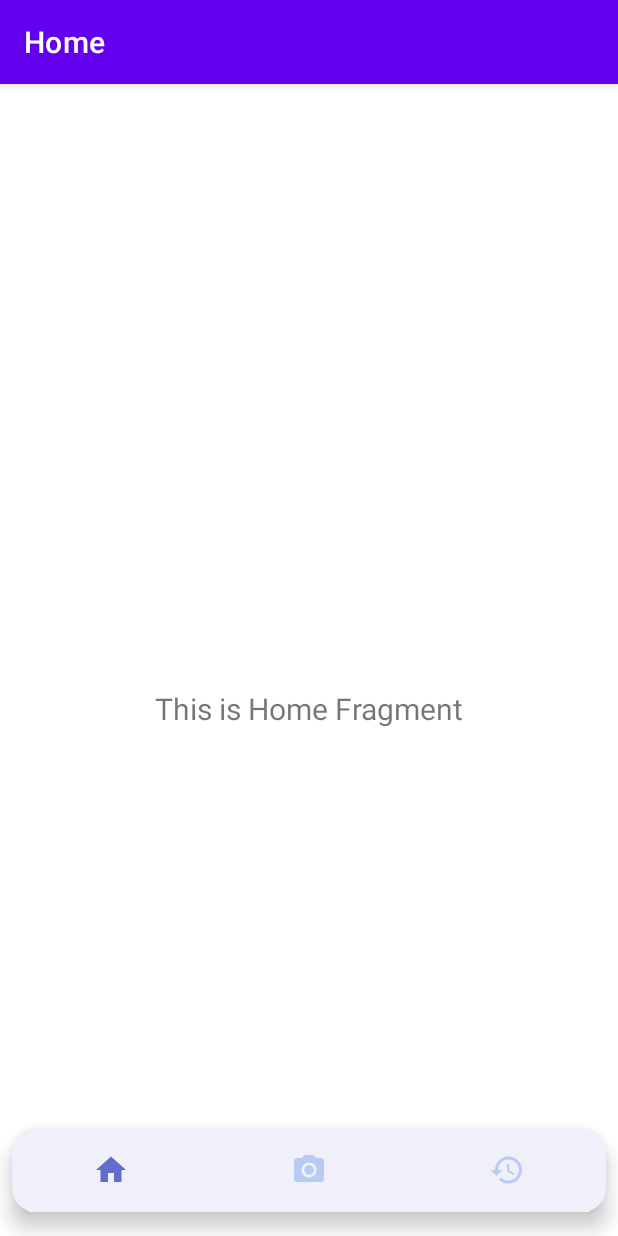
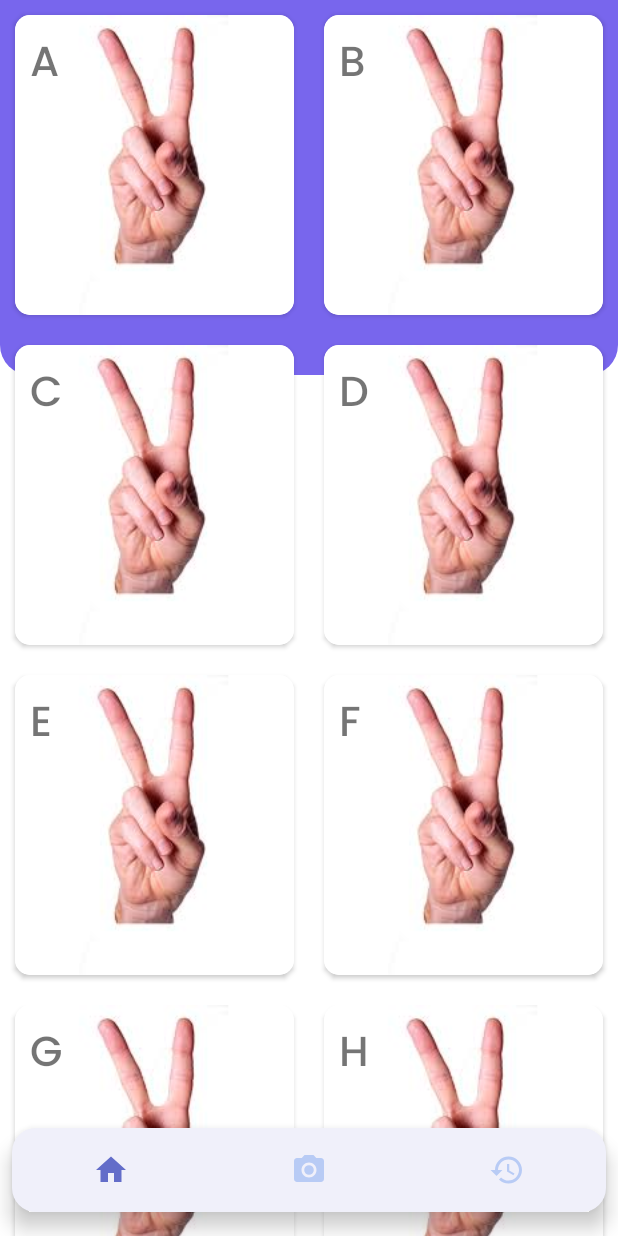
Before and after one commit to WenzelArifiandi/kestrel, an Android app: the screen it shows after launch (MainActivity), on a phone screen of 412 x 824 dp. Run offline under Robolectric (Android 15) with nearby library versions, the phone set to English and light mode, and no system bars; our stand-ins replace navigation-ui; Roboto replaces fonts that are not available here.

Commit message:
Add user interface design for home page

```diff
--- a/android/app/build.gradle
+++ b/android/app/build.gradle
@@ -1,6 +1,8 @@
 plugins {
     id 'com.android.application'
     id 'kotlin-android'
+    id 'kotlin-parcelize'
+    id 'kotlin-kapt'
 }
 
 android {
@@ -60,5 +62,8 @@ dependencies {
     implementation 'org.tensorflow:tensorflow-lite:2.4.0'
     implementation 'org.tensorflow:tensorflow-lite-gpu:2.3.0'
     implementation 'org.tensorflow:tensorflow-lite-support:0.2.0'
+    implementation "androidx.recyclerview:recyclerview:1.2.0"
     implementation "com.github.bumptech.glide:glide:4.12.0"
+    implementation "androidx.room:room-runtime:2.3.0"
+    kapt "androidx.room:room-compiler:2.3.0"
 }
--- a/android/app/src/main/java/com/capstone/bangkit/kestrel/ui/MainActivity.kt
+++ b/android/app/src/main/java/com/capstone/bangkit/kestrel/ui/MainActivity.kt
@@ -24,5 +24,6 @@ class MainActivity : AppCompatActivity() {
         ))
         setupActionBarWithNavController(navController, appBarConfiguration)
         navView.setupWithNavController(navController)
+        supportActionBar?.hide()
     }
 }
--- a/android/app/src/main/java/com/capstone/bangkit/kestrel/ui/history/HistoryFragment.kt
+++ b/android/app/src/main/java/com/capstone/bangkit/kestrel/ui/history/HistoryFragment.kt
@@ -4,28 +4,16 @@ import android.os.Bundle
 import android.view.LayoutInflater
 import android.view.View
 import android.view.ViewGroup
-import android.widget.TextView
 import androidx.fragment.app.Fragment
-import androidx.lifecycle.Observer
-import androidx.lifecycle.ViewModelProvider
 import com.capstone.bangkit.kestrel.R
 
 class HistoryFragment : Fragment() {
-
-    private lateinit var historyViewModel: HistoryViewModel
 
     override fun onCreateView(
         inflater: LayoutInflater,
         container: ViewGroup?,
         savedInstanceState: Bundle?
     ): View? {
-        historyViewModel =
-            ViewModelProvider(this).get(HistoryViewModel::class.java)
-        val root = inflater.inflate(R.layout.fragment_history, container, false)
-        val textView: TextView = root.findViewById(R.id.text_notifications)
-        historyViewModel.text.observe(viewLifecycleOwner, Observer {
-            textView.text = it
-        })
-        return root
+        return inflater.inflate(R.layout.fragment_history, container, false)
     }
 }
--- a/android/app/src/main/java/com/capstone/bangkit/kestrel/ui/history/HistoryViewModel.kt
+++ /dev/null
@@ -1,13 +0,0 @@
-package com.capstone.bangkit.kestrel.ui.history
-
-import androidx.lifecycle.LiveData
-import androidx.lifecycle.MutableLiveData
-import androidx.lifecycle.ViewModel
-
-class HistoryViewModel : ViewModel() {
-
-    private val _text = MutableLiveData<String>().apply {
-        value = "This is History Fragment"
-    }
-    val text: LiveData<String> = _text
-}
--- /dev/null
+++ b/android/app/src/main/java/com/capstone/bangkit/kestrel/ui/home/Alphabet.kt
@@ -0,0 +1,10 @@
+package com.capstone.bangkit.kestrel.ui.home
+
+import android.os.Parcelable
+import kotlinx.parcelize.Parcelize
+
+@Parcelize
+data class Alphabet(
+    var name: String? = null,
+    var image: Int = 0
+) : Parcelable
--- /dev/null
+++ b/android/app/src/main/java/com/capstone/bangkit/kestrel/ui/home/AlphabetAdapter.kt
@@ -0,0 +1,34 @@
+package com.capstone.bangkit.kestrel.ui.home
+
+import android.view.LayoutInflater
+import android.view.ViewGroup
+import androidx.recyclerview.widget.RecyclerView
+import com.bumptech.glide.Glide
+import com.bumptech.glide.request.RequestOptions
+import com.capstone.bangkit.kestrel.databinding.ItemRowAlphaBinding
+
+class AlphabetAdapter(private val listAlpha : ArrayList<Alphabet>): RecyclerView.Adapter<AlphabetAdapter.ListViewHolder>() {
+    override fun onCreateViewHolder(parent: ViewGroup, viewType: Int): ListViewHolder {
+        val binding = ItemRowAlphaBinding.inflate(LayoutInflater.from(parent.context), parent, false)
+        return ListViewHolder(binding)
+    }
+
+    override fun onBindViewHolder(holder: ListViewHolder, position: Int) {
+        holder.bind(listAlpha[position])
+    }
+
+    override fun getItemCount(): Int = listAlpha.size
+
+    inner class ListViewHolder(private val binding: ItemRowAlphaBinding): RecyclerView.ViewHolder(binding.root) {
+        fun bind(alphabet: Alphabet) {
+            with(binding) {
+                Glide.with(itemView.context)
+                    .load(alphabet.image)
+                    .apply(RequestOptions())
+                    .into(imgItemAlpha)
+
+                tvItemName.text = alphabet.name
+            }
+        }
+    }
+}
--- /dev/null
+++ b/android/app/src/main/java/com/capstone/bangkit/kestrel/ui/home/AlphabetData.kt
@@ -0,0 +1,77 @@
+package com.capstone.bangkit.kestrel.ui.home
+
+import com.capstone.bangkit.kestrel.R
+
+object AlphabetData {
+    private val alphabetNames =
+        arrayOf(
+            "A",
+            "B",
+            "C",
+            "D",
+            "E",
+            "F",
+            "G",
+            "H",
+            "I",
+            "J",
+            "K",
+            "L",
+            "M",
+            "N",
+            "O",
+            "P",
+            "Q",
+            "R",
+            "S",
+            "T",
+            "U",
+            "V",
+            "W",
+            "X",
+            "Y",
+            "Z"
+        )
+
+    private val alphabetImages = intArrayOf(
+        R.drawable.v_alpha,
+        R.drawable.v_alpha,
+        R.drawable.v_alpha,
+        R.drawable.v_alpha,
+        R.drawable.v_alpha,
+        R.drawable.v_alpha,
+        R.drawable.v_alpha,
+        R.drawable.v_alpha,
+        R.drawable.v_alpha,
+        R.drawable.v_alpha,
+        R.drawable.v_alpha,
+        R.drawable.v_alpha,
+        R.drawable.v_alpha,
+        R.drawable.v_alpha,
+        R.drawable.v_alpha,
+        R.drawable.v_alpha,
+        R.drawable.v_alpha,
+        R.drawable.v_alpha,
+        R.drawable.v_alpha,
+        R.drawable.v_alpha,
+        R.drawable.v_alpha,
+        R.drawable.v_alpha,
+        R.drawable.v_alpha,
+        R.drawable.v_alpha,
+        R.drawable.v_alpha,
+        R.drawable.v_alpha,
+    )
+
+    val listData: ArrayList<Alphabet>
+        get() {
+            val list = arrayListOf<Alphabet>()
+            for (position in alphabetNames.indices) {
+                val alphabet = Alphabet()
+                alphabet.name = alphabetNames[position]
+                alphabet.image = alphabetImages[position]
+                list.add(alphabet)
+
+            }
+            return list
+        }
+}
--- a/android/app/src/main/java/com/capstone/bangkit/kestrel/ui/home/HomeFragment.kt
+++ b/android/app/src/main/java/com/capstone/bangkit/kestrel/ui/home/HomeFragment.kt
@@ -4,28 +4,40 @@ import android.os.Bundle
 import android.view.LayoutInflater
 import android.view.View
 import android.view.ViewGroup
-import android.widget.TextView
 import androidx.fragment.app.Fragment
-import androidx.lifecycle.Observer
-import androidx.lifecycle.ViewModelProvider
-import com.capstone.bangkit.kestrel.R
+import androidx.recyclerview.widget.GridLayoutManager
+import com.capstone.bangkit.kestrel.databinding.FragmentHomeBinding
 
 class HomeFragment : Fragment() {
 
-    private lateinit var homeViewModel: HomeViewModel
+    private var _binding: FragmentHomeBinding? = null
+    private val binding get() = _binding!!
+
+    private val list: ArrayList<Alphabet> = arrayListOf()
 
     override fun onCreateView(
         inflater: LayoutInflater,
         container: ViewGroup?,
         savedInstanceState: Bundle?
-    ): View? {
-        homeViewModel =
-            ViewModelProvider(this).get(HomeViewModel::class.java)
-        val root = inflater.inflate(R.layout.fragment_home, container, false)
-        val textView: TextView = root.findViewById(R.id.text_home)
-        homeViewModel.text.observe(viewLifecycleOwner, Observer {
-            textView.text = it
-        })
-        return root
+    ): View {
+        _binding = FragmentHomeBinding.inflate(inflater, container, false)
+        return binding.root
+    }
+
+    override fun onViewCreated(view: View, savedInstanceState: Bundle?) {
+        super.onViewCreated(view, savedInstanceState)
+        list.addAll(AlphabetData.listData)
+        showRecycleView()
+    }
+
+    private fun showRecycleView() {
+        binding.rvAlphabet.layoutManager = GridLayoutManager(context, 2)
+        val listAlphabet = AlphabetAdapter(list)
+        binding.rvAlphabet.adapter = listAlphabet
+    }
+
+    override fun onDestroy() {
+        super.onDestroy()
+        _binding = null
     }
 }
--- a/android/app/src/main/java/com/capstone/bangkit/kestrel/ui/home/HomeViewModel.kt
+++ /dev/null
@@ -1,13 +0,0 @@
-package com.capstone.bangkit.kestrel.ui.home
-
-import androidx.lifecycle.LiveData
-import androidx.lifecycle.MutableLiveData
-import androidx.lifecycle.ViewModel
-
-class HomeViewModel : ViewModel() {
-
-    private val _text = MutableLiveData<String>().apply {
-        value = "This is Home Fragment"
-    }
-    val text: LiveData<String> = _text
-}
--- a/android/app/src/main/java/com/capstone/bangkit/kestrel/ui/photo/PhotoFragment.kt
+++ b/android/app/src/main/java/com/capstone/bangkit/kestrel/ui/photo/PhotoFragment.kt
@@ -7,7 +7,6 @@ import android.graphics.Bitmap
 import android.net.Uri
 import android.os.Bundle
 import android.provider.MediaStore
-import android.util.Log
 import android.view.LayoutInflater
 import android.view.View
 import android.view.ViewGroup
@@ -149,13 +148,13 @@ class PhotoFragment : Fragment() {
         try {
             val imageTensorIndex = 0
             val imageShape: IntArray =
-                tflite?.getInputTensor(imageTensorIndex)!!.shape() // {1, height, width, 3}
+                tflite?.getInputTensor(imageTensorIndex)!!.shape()
             imageSizeY = imageShape[1]
             imageSizeX = imageShape[2]
             val imageDataType: DataType = tflite?.getInputTensor(imageTensorIndex)!!.dataType()
             val probabilityTensorIndex = 0
             val probabilityShape: IntArray =
-                tflite?.getOutputTensor(probabilityTensorIndex)!!.shape() // {1, NUM_CLASSES}
+                tflite?.getOutputTensor(probabilityTensorIndex)!!.shape()
             val probabilityDataType: DataType =
                 tflite?.getOutputTensor(probabilityTensorIndex)!!.dataType()
             inputImageBuffer = TensorImage(imageDataType)
@@ -194,7 +193,7 @@ class PhotoFragment : Fragment() {
     }
 
     private fun loadModel(activity: Activity): MappedByteBuffer {
-        val fileDescriptor = activity.assets.openFd("model_metadata.tflite")
+        val fileDescriptor = activity.assets.openFd("newmodel_metadata.tflite")
         val inputStream = FileInputStream(fileDescriptor.fileDescriptor)
         val fileChannel = inputStream.channel
         val startOffset = fileDescriptor.startOffset
--- /dev/null
+++ b/android/app/src/main/res/drawable/bg_home.xml
@@ -0,0 +1,9 @@
+<?xml version="1.0" encoding="utf-8"?>
+<shape xmlns:android="http://schemas.android.com/apk/res/android"
+    android:shape="rectangle">
+    <solid android:color="#7866ed" />
+    <corners
+        android:bottomLeftRadius="20dp"
+        android:bottomRightRadius="20dp" />
+
+</shape>
--- a/android/app/src/main/res/layout/activity_main.xml
+++ b/android/app/src/main/res/layout/activity_main.xml
@@ -3,8 +3,7 @@
     xmlns:app="http://schemas.android.com/apk/res-auto"
     android:id="@+id/container"
     android:layout_width="match_parent"
-    android:layout_height="match_parent"
-    android:paddingTop="?attr/actionBarSize">
+    android:layout_height="match_parent">
 
     <com.google.android.material.bottomnavigation.BottomNavigationView
         android:id="@+id/nav_view"
--- a/android/app/src/main/res/layout/fragment_history.xml
+++ b/android/app/src/main/res/layout/fragment_history.xml
@@ -1,22 +1,60 @@
 <?xml version="1.0" encoding="utf-8"?>
-<androidx.constraintlayout.widget.ConstraintLayout xmlns:android="http://schemas.android.com/apk/res/android"
+<androidx.coordinatorlayout.widget.CoordinatorLayout xmlns:android="http://schemas.android.com/apk/res/android"
     xmlns:app="http://schemas.android.com/apk/res-auto"
-    xmlns:tools="http://schemas.android.com/tools"
     android:layout_width="match_parent"
     android:layout_height="match_parent"
-    tools:context=".ui.history.HistoryFragment">
+    android:background="@color/white"
+    android:orientation="vertical">
 
-    <TextView
-        android:id="@+id/text_notifications"
+    <View
+        android:id="@+id/view"
+        android:layout_width="match_parent"
+        android:layout_height="250dp"
+        android:background="@drawable/bg_home" />
+
+    <LinearLayout
         android:layout_width="match_parent"
         android:layout_height="wrap_content"
-        android:layout_marginStart="8dp"
-        android:layout_marginTop="8dp"
-        android:layout_marginEnd="8dp"
-        android:textAlignment="center"
-        android:textSize="20sp"
-        app:layout_constraintBottom_toBottomOf="parent"
-        app:layout_constraintEnd_toEndOf="parent"
-        app:layout_constraintStart_toStartOf="parent"
-        app:layout_constraintTop_toTopOf="parent" />
-</androidx.constraintlayout.widget.ConstraintLayout>
+        android:layout_margin="25dp"
+        android:layout_marginTop="15dp">
+
+        <androidx.constraintlayout.widget.ConstraintLayout
+            android:layout_width="match_parent"
+            android:layout_height="wrap_content">
+
+            <TextView
+                android:id="@+id/textView"
+                android:layout_width="wrap_content"
+                android:layout_height="wrap_content"
+                android:text="@string/history"
+                android:textColor="@color/white"
+                android:textSize="25sp"
+                android:textStyle="bold"
+                app:layout_constraintBottom_toBottomOf="parent"
+                app:layout_constraintEnd_toEndOf="parent"
+                app:layout_constraintHorizontal_bias="0.0"
+                app:layout_constraintStart_toStartOf="parent"
+                app:layout_constraintTop_toTopOf="parent"
+                app:layout_constraintVertical_bias="0.0" />
+
+
+        </androidx.constraintlayout.widget.ConstraintLayout>
+
+    </LinearLayout>
+
+    <androidx.core.widget.NestedScrollView
+        android:layout_width="match_parent"
+        android:layout_height="match_parent">
+
+        <RelativeLayout
+
+            android:layout_width="match_parent"
+            android:layout_height="match_parent"
+            android:layout_marginTop="150dp">
+
+
+        </RelativeLayout>
+
+
+    </androidx.core.widget.NestedScrollView>
+</androidx.coordinatorlayout.widget.CoordinatorLayout>
--- a/android/app/src/main/res/layout/fragment_home.xml
+++ b/android/app/src/main/res/layout/fragment_home.xml
@@ -1,22 +1,60 @@
 <?xml version="1.0" encoding="utf-8"?>
-<androidx.constraintlayout.widget.ConstraintLayout xmlns:android="http://schemas.android.com/apk/res/android"
+<androidx.coordinatorlayout.widget.CoordinatorLayout xmlns:android="http://schemas.android.com/apk/res/android"
     xmlns:app="http://schemas.android.com/apk/res-auto"
     xmlns:tools="http://schemas.android.com/tools"
     android:layout_width="match_parent"
     android:layout_height="match_parent"
-    tools:context=".ui.home.HomeFragment">
+    android:orientation="vertical">
 
-    <TextView
-        android:id="@+id/text_home"
+    <View
+        android:id="@+id/v_home"
+        android:layout_width="match_parent"
+        android:layout_height="250dp"
+        android:background="@drawable/bg_home" />
+
+    <LinearLayout
         android:layout_width="match_parent"
         android:layout_height="wrap_content"
-        android:layout_marginStart="8dp"
-        android:layout_marginTop="8dp"
-        android:layout_marginEnd="8dp"
-        android:textAlignment="center"
-        android:textSize="20sp"
-        app:layout_constraintBottom_toBottomOf="parent"
-        app:layout_constraintEnd_toEndOf="parent"
-        app:layout_constraintStart_toStartOf="parent"
-        app:layout_constraintTop_toTopOf="parent" />
-</androidx.constraintlayout.widget.ConstraintLayout>
+        android:layout_margin="20dp"
+        android:layout_marginTop="12dp">
+
+        <androidx.constraintlayout.widget.ConstraintLayout
+            android:layout_width="match_parent"
+            android:layout_height="wrap_content">
+
+            <TextView
+                android:id="@+id/textView"
+                android:layout_width="wrap_content"
+                android:layout_height="wrap_content"
+                android:fontFamily="@font/poppins"
+                android:text="@string/home_page"
+                android:textColor="@color/white"
+                android:textSize="24sp"
+                android:textStyle="bold"
+                app:layout_constraintBottom_toBottomOf="parent"
+                app:layout_constraintEnd_toEndOf="parent"
+                app:layout_constraintHorizontal_bias="0.0"
+                app:layout_constraintStart_toStartOf="parent"
+                app:layout_constraintTop_toTopOf="parent"
+                app:layout_constraintVertical_bias="0.0" />
+        </androidx.constraintlayout.widget.ConstraintLayout>
+    </LinearLayout>
+
+    <androidx.core.widget.NestedScrollView
+        android:layout_width="match_parent"
+        android:layout_height="match_parent">
+
+        <RelativeLayout
+            android:layout_width="match_parent"
+            android:layout_height="match_parent"
+            android:layout_marginTop="150dp">
+
+            <androidx.recyclerview.widget.RecyclerView
+                android:id="@+id/rv_alphabet"
+                android:layout_width="match_parent"
+                android:layout_height="match_parent"
+                android:paddingBottom="80dp"
+                tools:listitem="@layout/item_row_alpha" />
+        </RelativeLayout>
+    </androidx.core.widget.NestedScrollView>
+</androidx.coordinatorlayout.widget.CoordinatorLayout>
--- /dev/null
+++ b/android/app/src/main/res/layout/item_row_alpha.xml
@@ -0,0 +1,39 @@
+<?xml version="1.0" encoding="utf-8"?>
+<androidx.cardview.widget.CardView xmlns:android="http://schemas.android.com/apk/res/android"
+    xmlns:app="http://schemas.android.com/apk/res-auto"
+    xmlns:tools="http://schemas.android.com/tools"
+    android:layout_width="wrap_content"
+    android:layout_height="wrap_content"
+    android:layout_margin="10dp"
+    android:elevation="8dp"
+    app:cardCornerRadius="10dp"
+    app:cardMaxElevation="10dp">
+
+    <LinearLayout
+        android:layout_width="match_parent"
+        android:layout_height="match_parent">
+
+        <FrameLayout
+            android:layout_width="match_parent"
+            android:layout_height="wrap_content"
+            tools:ignore="UselessParent">
+
+            <ImageView
+                android:id="@+id/img_item_alpha"
+                android:layout_width="200dp"
+                android:layout_height="200dp"
+                android:contentDescription="@string/alphabet"
+                tools:src="@tools:sample/avatars" />
+
+            <TextView
+                android:id="@+id/tv_item_name"
+                android:layout_width="wrap_content"
+                android:layout_height="wrap_content"
+                android:layout_gravity="start"
+                android:fontFamily="@font/poppins_medium"
+                android:padding="10dp"
+                android:text="@string/a"
+                android:textSize="28sp" />
+        </FrameLayout>
+    </LinearLayout>
+</androidx.cardview.widget.CardView>
--- a/android/app/src/main/res/values/strings.xml
+++ b/android/app/src/main/res/values/strings.xml
@@ -14,4 +14,8 @@
     <string name="gallery">Gallery</string>
     <string name="photo">Photo</string>
     <string name="result">Result</string>
+    <string name="alphabet">alphabet</string>
+    <string name="home_page">Home Page</string>
+    <string name="a">A</string>
+    <string name="history">History</string>
 </resources>
```
Also changed, not shown: android/app/src/main/res/drawable/a.png (added), android/app/src/main/res/drawable/v_alpha.jpg (added), 1 other file.
